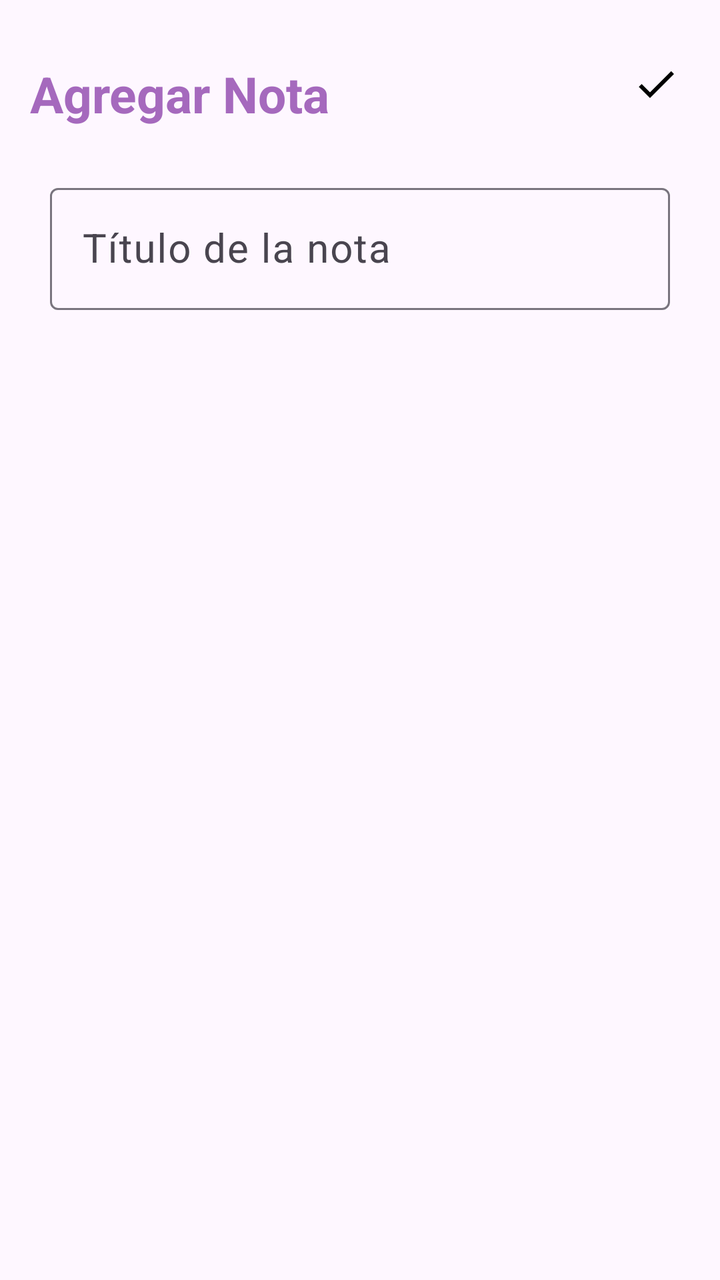
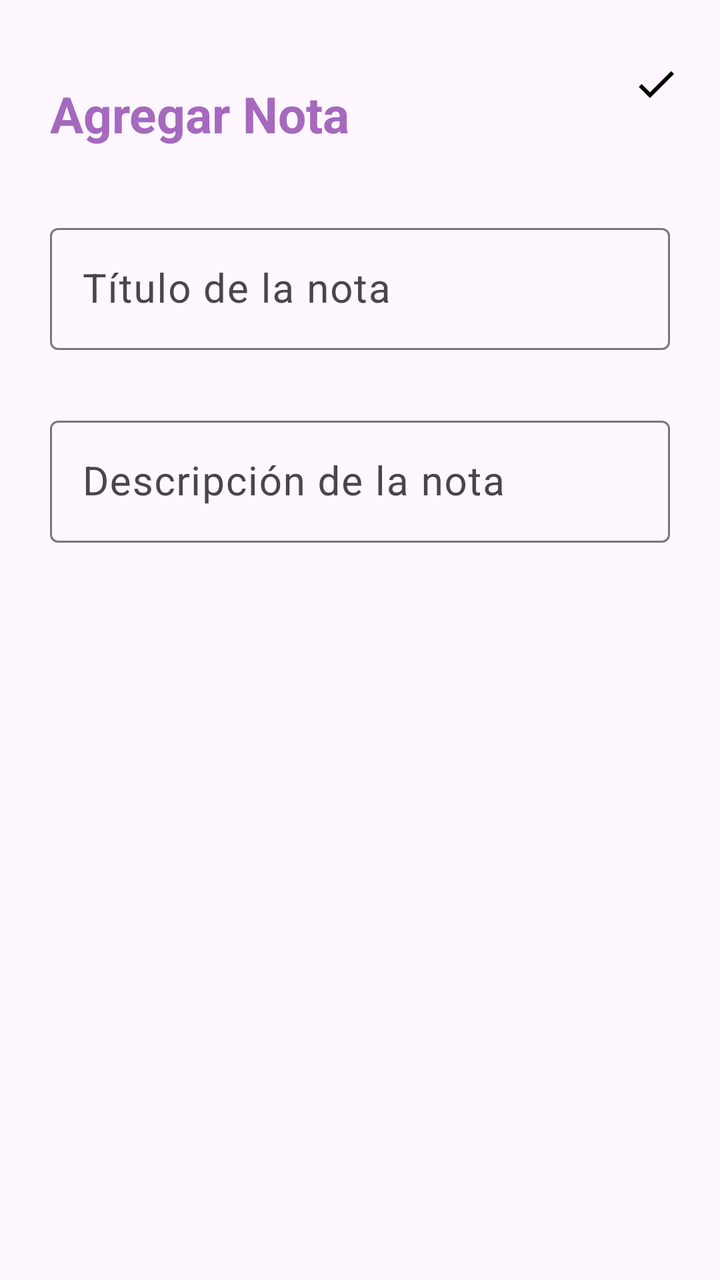

Screens rendered from an Android XML layout before and after an edit, with the pre-edit source and the edit as a unified diff.
<!-- AndroidManifest.xml: application theme Theme.Notas_Isaac -->
<!-- res/layout/activity_agregar_nota.xml -->
<?xml version="1.0" encoding="utf-8"?>
<RelativeLayout xmlns:android="http://schemas.android.com/apk/res/android"
    xmlns:app="http://schemas.android.com/apk/res-auto"
    xmlns:tools="http://schemas.android.com/tools"
    android:id="@+id/main"
    android:layout_width="match_parent"
    android:layout_height="match_parent"
    android:orientation="vertical"
    android:padding="15dp"
    tools:context=".AgregarNotaActivity">
    
    <TextView
        android:text="@string/txtAgregarNota"
        android:id="@+id/txtAgregarNota"
        android:textStyle="bold"
        android:layout_width="wrap_content"
        android:layout_height="wrap_content"
        android:layout_alignParentTop="true"
        android:layout_marginTop="15dp"
        android:textColor="@color/morado"
        android:textSize="25sp"/>

    <ImageView
        android:id="@+id/ivGuardarNota"
        android:layout_alignTop="@id/txtAgregarNota"
        android:src="@drawable/ic_check"
        android:layout_width="wrap_content"
        android:layout_height="wrap_content"
        android:layout_alignParentEnd="true"
        android:layout_marginEnd="5dp"/>

    <com.google.android.material.textfield.TextInputLayout
        android:id="@+id/TILTitulo"
        android:layout_width="match_parent"
        android:layout_height="wrap_content"
        android:layout_below="@id/txtAgregarNota"
        android:layout_marginTop="15dp"
        android:padding="10dp">

        <EditText
            android:id="@+id/etTitulo"
            android:hint="@string/etTitulo"
            android:maxLines="1"
            android:textSize="20sp"
            android:layout_width="match_parent"
            android:layout_height="wrap_content"/>

    </com.google.android.material.textfield.TextInputLayout>



</RelativeLayout>
<!-- resources referenced by this layout -->
<resources>
  <color name="morado">#A569BD</color>
  <!-- drawable ic_check (drawable) -->
  <vector xmlns:android="http://schemas.android.com/apk/res/android" android:height="24dp" android:tint="#000000" android:viewportHeight="24" android:viewportWidth="24" android:width="24dp">
        
      <path android:fillColor="@android:color/white" android:pathData="M9,16.17L4.83,12l-1.42,1.41L9,19 21,7l-1.41,-1.41z"/>
      
  </vector>
  <string name="etTitulo">Título de la nota</string>
  <string name="txtAgregarNota">Agregar Nota</string>
  <style name="Theme.Notas_Isaac" parent="Base.Theme.Notas_Isaac" />
  <style name="Base.Theme.Notas_Isaac" parent="Theme.Material3.DayNight.NoActionBar">
          
          <item name="colorPrimary">@color/morado</item>
          
      </style>
</resources>

<!-- the commit's change to res/layout/activity_agregar_nota.xml (unified diff, before → after) -->
@@ -5,29 +5,30 @@
     android:id="@+id/main"
     android:layout_width="match_parent"
     android:layout_height="match_parent"
-    android:orientation="vertical"
     android:padding="15dp"
     tools:context=".AgregarNotaActivity">
-    
+
     <TextView
-        android:text="@string/txtAgregarNota"
         android:id="@+id/txtAgregarNota"
-        android:textStyle="bold"
         android:layout_width="wrap_content"
         android:layout_height="wrap_content"
         android:layout_alignParentTop="true"
         android:layout_marginTop="15dp"
+        android:text="@string/txtAgregarNota"
         android:textColor="@color/morado"
-        android:textSize="25sp"/>
+        android:textSize="25sp"
+        android:textStyle="bold"
+        android:padding="10dp"/>
 
     <ImageView
         android:id="@+id/ivGuardarNota"
-        android:layout_alignTop="@id/txtAgregarNota"
-        android:src="@drawable/ic_check"
         android:layout_width="wrap_content"
         android:layout_height="wrap_content"
+        android:layout_alignTop="@id/txtAgregarNota"
         android:layout_alignParentEnd="true"
-        android:layout_marginEnd="5dp"/>
+        android:layout_marginEnd="5dp"
+        android:src="@drawable/ic_check"
+        android:contentDescription="@string/guardar" />
 
     <com.google.android.material.textfield.TextInputLayout
         android:id="@+id/TILTitulo"
@@ -37,16 +38,31 @@
         android:layout_marginTop="15dp"
         android:padding="10dp">
 
-        <EditText
+        <com.google.android.material.textfield.TextInputEditText
             android:id="@+id/etTitulo"
+            android:layout_width="match_parent"
+            android:layout_height="wrap_content"
             android:hint="@string/etTitulo"
             android:maxLines="1"
+            android:textSize="20sp" />
+
+    </com.google.android.material.textfield.TextInputLayout>
+
+    <com.google.android.material.textfield.TextInputLayout
+        android:id="@+id/TILDescripcion"
+        android:layout_width="match_parent"
+        android:layout_height="wrap_content"
+        android:layout_below="@id/TILTitulo"
+        android:layout_marginTop="10dp"
+        android:padding="10dp">
+
+        <EditText
+            android:id="@+id/etDescripción"
+            android:hint="@string/etDescripcion"
             android:textSize="20sp"
             android:layout_width="match_parent"
             android:layout_height="wrap_content"/>
 
     </com.google.android.material.textfield.TextInputLayout>
 
-
-
 </RelativeLayout>
<!-- resource entries referenced after the edit -->
@@ -7,7 +7,9 @@
       <path android:fillColor="@android:color/white" android:pathData="M9,16.17L4.83,12l-1.42,1.41L9,19 21,7l-1.41,-1.41z"/>
       
   </vector>
+  <string name="etDescripcion">Descripción de la nota</string>
   <string name="etTitulo">Título de la nota</string>
+  <string name="guardar">Guardar</string>
   <string name="txtAgregarNota">Agregar Nota</string>
   <style name="Theme.Notas_Isaac" parent="Base.Theme.Notas_Isaac" />
   <style name="Base.Theme.Notas_Isaac" parent="Theme.Material3.DayNight.NoActionBar">
